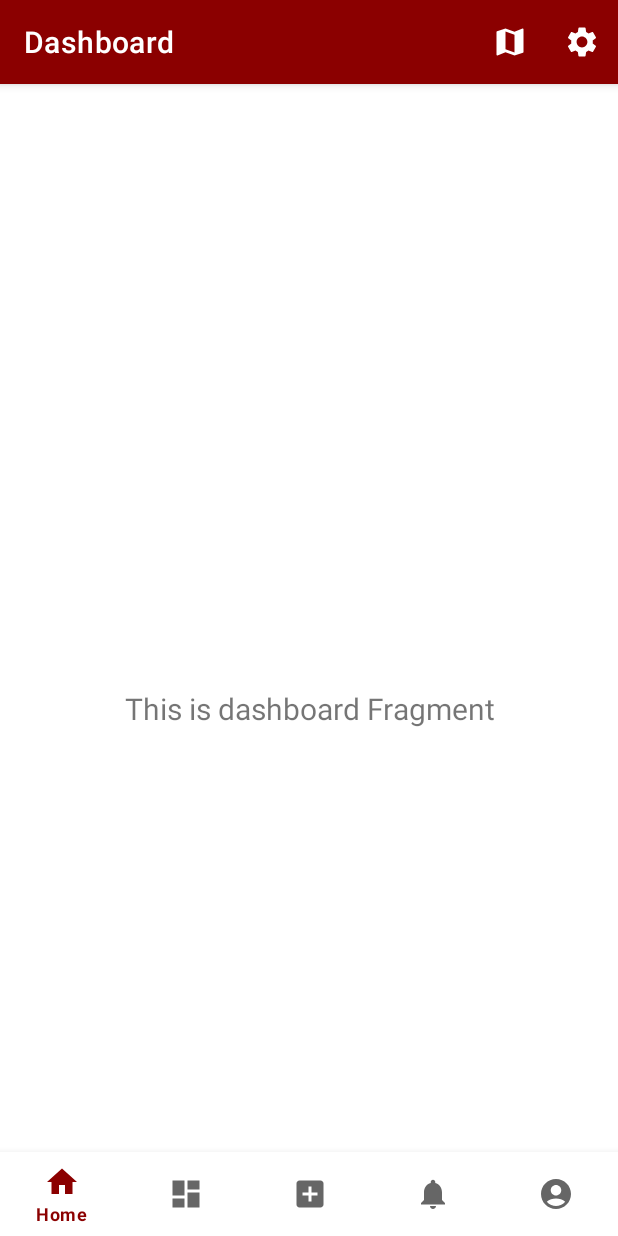
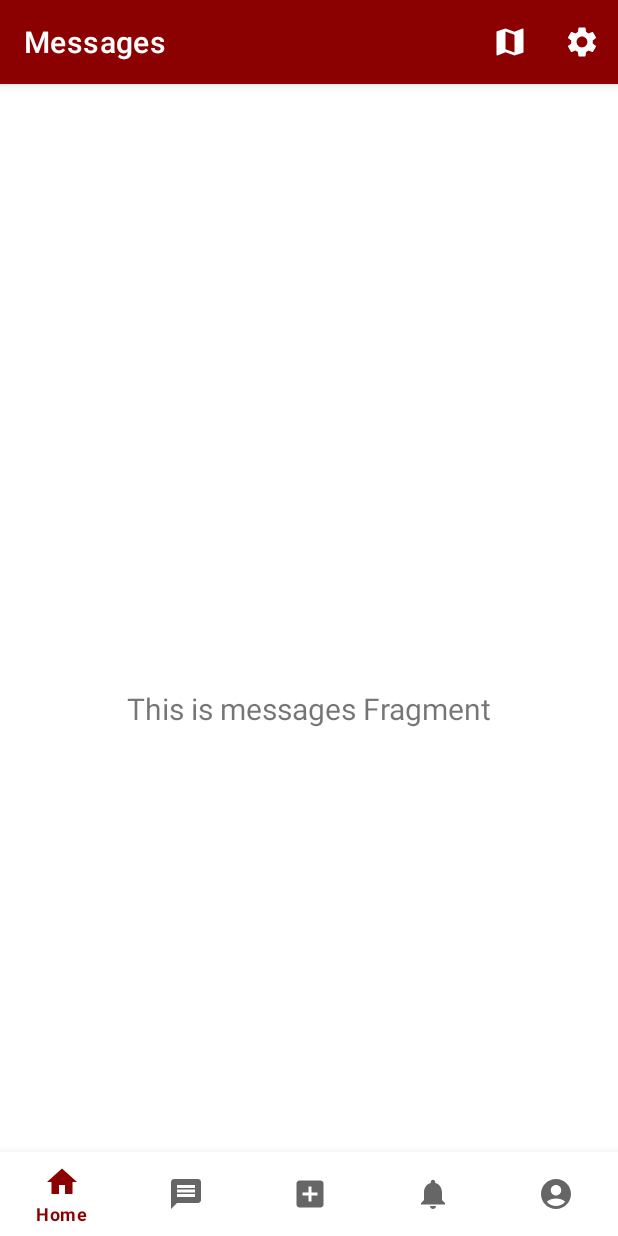
Before and after one commit to farizaiz/MYFOGO, an Android app: the MessagesFragment screen opened through its navigation route, after a tap on "Settings", on a phone screen of 412 x 824 dp. Run offline under Robolectric (Android 15) with nearby library versions, the light colour scheme and no system bars; our stand-ins replace navigation-ui.

Commit message:
Update Messages Page

```diff
--- a/app/src/main/java/com/capstoneproject/myfogo/MainActivity.kt
+++ b/app/src/main/java/com/capstoneproject/myfogo/MainActivity.kt
@@ -32,7 +32,7 @@ class MainActivity : AppCompatActivity() {
         // menu should be considered as top level destinations.
         val appBarConfiguration = AppBarConfiguration(
             setOf(
-                R.id.navigation_home, R.id.navigation_dashboard, R.id.navigation_notifications, R.id.navigation_profile
+                R.id.navigation_home, R.id.navigation_messages, R.id.navigation_notifications, R.id.navigation_profile
             )
         )
         setupActionBarWithNavController(navController, appBarConfiguration)
--- a/app/src/main/java/com/capstoneproject/myfogo/ui/dashboard/DashboardFragment.kt
+++ b/app/src/main/java/com/capstoneproject/myfogo/ui/messages/MessagesFragment.kt
@@ -1,4 +1,4 @@
-package com.capstoneproject.myfogo.ui.dashboard
+package com.capstoneproject.myfogo.ui.messages
 
 import android.os.Bundle
 import android.view.LayoutInflater
@@ -7,11 +7,11 @@ import android.view.ViewGroup
 import android.widget.TextView
 import androidx.fragment.app.Fragment
 import androidx.lifecycle.ViewModelProvider
-import com.capstoneproject.myfogo.databinding.FragmentDashboardBinding
+import com.capstoneproject.myfogo.databinding.FragmentMessagesBinding
 
-class DashboardFragment : Fragment() {
+class MessagesFragment : Fragment() {
 
-    private var _binding: FragmentDashboardBinding? = null
+    private var _binding: FragmentMessagesBinding? = null
 
     // This property is only valid between onCreateView and
     // onDestroyView.
@@ -22,14 +22,14 @@ class DashboardFragment : Fragment() {
         container: ViewGroup?,
         savedInstanceState: Bundle?
     ): View {
-        val dashboardViewModel =
-            ViewModelProvider(this).get(DashboardViewModel::class.java)
+        val messagesViewModel =
+            ViewModelProvider(this).get(MessagesViewModel::class.java)
 
-        _binding = FragmentDashboardBinding.inflate(inflater, container, false)
+        _binding = FragmentMessagesBinding.inflate(inflater, container, false)
         val root: View = binding.root
 
-        val textView: TextView = binding.textDashboard
-        dashboardViewModel.text.observe(viewLifecycleOwner) {
+        val textView: TextView = binding.textMessages
+        messagesViewModel.text.observe(viewLifecycleOwner) {
             textView.text = it
         }
         return root
--- a/app/src/main/java/com/capstoneproject/myfogo/ui/dashboard/DashboardViewModel.kt
+++ b/app/src/main/java/com/capstoneproject/myfogo/ui/messages/MessagesViewModel.kt
@@ -1,13 +1,13 @@
-package com.capstoneproject.myfogo.ui.dashboard
+package com.capstoneproject.myfogo.ui.messages
 
 import androidx.lifecycle.LiveData
 import androidx.lifecycle.MutableLiveData
 import androidx.lifecycle.ViewModel
 
-class DashboardViewModel : ViewModel() {
+class MessagesViewModel : ViewModel() {
 
     private val _text = MutableLiveData<String>().apply {
-        value = "This is dashboard Fragment"
+        value = "This is messages Fragment"
     }
     val text: LiveData<String> = _text
 }
--- /dev/null
+++ b/app/src/main/res/drawable/ic_baseline_message_24.xml
@@ -0,0 +1,5 @@
+<vector android:autoMirrored="true" android:height="24dp"
+    android:tint="#000000" android:viewportHeight="24"
+    android:viewportWidth="24" android:width="24dp" xmlns:android="http://schemas.android.com/apk/res/android">
+    <path android:fillColor="@android:color/white" android:pathData="M20,2L4,2c-1.1,0 -1.99,0.9 -1.99,2L2,22l4,-4h14c1.1,0 2,-0.9 2,-2L22,4c0,-1.1 -0.9,-2 -2,-2zM18,14L6,14v-2h12v2zM18,11L6,11L6,9h12v2zM18,8L6,8L6,6h12v2z"/>
+</vector>
--- a/app/src/main/res/drawable/ic_dashboard_black_24dp.xml
+++ /dev/null
@@ -1,9 +0,0 @@
-<vector xmlns:android="http://schemas.android.com/apk/res/android"
-    android:width="24dp"
-    android:height="24dp"
-    android:viewportWidth="24.0"
-    android:viewportHeight="24.0">
-    <path
-        android:fillColor="#FF000000"
-        android:pathData="M3,13h8L11,3L3,3v10zM3,21h8v-6L3,15v6zM13,21h8L21,11h-8v10zM13,3v6h8L21,3h-8z" />
-</vector>
--- a/app/src/main/res/layout/fragment_dashboard.xml
+++ b/app/src/main/res/layout/fragment_messages.xml
@@ -4,10 +4,10 @@
     xmlns:tools="http://schemas.android.com/tools"
     android:layout_width="match_parent"
     android:layout_height="match_parent"
-    tools:context=".ui.dashboard.DashboardFragment">
+    tools:context=".ui.messages.MessagesFragment">
 
     <TextView
-        android:id="@+id/text_dashboard"
+        android:id="@+id/text_messages"
         android:layout_width="match_parent"
         android:layout_height="wrap_content"
         android:layout_marginStart="8dp"
--- a/app/src/main/res/menu/bottom_nav_menu.xml
+++ b/app/src/main/res/menu/bottom_nav_menu.xml
@@ -7,9 +7,9 @@
         android:title="@string/title_home" />
 
     <item
-        android:id="@+id/navigation_dashboard"
-        android:icon="@drawable/ic_dashboard_black_24dp"
-        android:title="@string/title_dashboard" />
+        android:id="@+id/navigation_messages"
+        android:icon="@drawable/ic_baseline_message_24"
+        android:title="@string/title_messages" />
 
     <item
         android:id="@+id/add_fogo"
--- a/app/src/main/res/navigation/mobile_navigation.xml
+++ b/app/src/main/res/navigation/mobile_navigation.xml
@@ -12,10 +12,10 @@
         tools:layout="@layout/fragment_home" />
 
     <fragment
-        android:id="@+id/navigation_dashboard"
-        android:name="com.capstoneproject.myfogo.ui.dashboard.DashboardFragment"
-        android:label="@string/title_dashboard"
-        tools:layout="@layout/fragment_dashboard" />
+        android:id="@+id/navigation_messages"
+        android:name="com.capstoneproject.myfogo.ui.messages.MessagesFragment"
+        android:label="@string/title_messages"
+        tools:layout="@layout/fragment_messages" />
 
     <fragment
         android:id="@+id/navigation_notifications"
--- a/app/src/main/res/values/strings.xml
+++ b/app/src/main/res/values/strings.xml
@@ -57,4 +57,5 @@
     <string name="title_profile">Profile</string>
     <string name="title_add">Add</string>
     <string name="settings">Settings</string>
+    <string name="title_messages">Messages</string>
 </resources>
```
